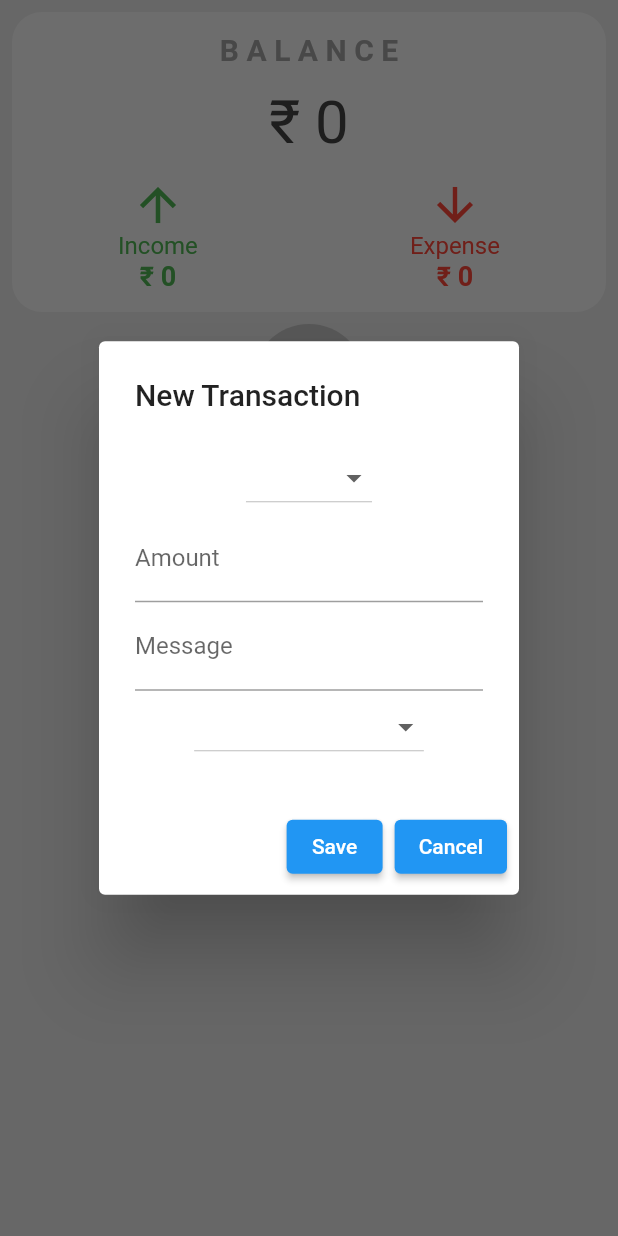
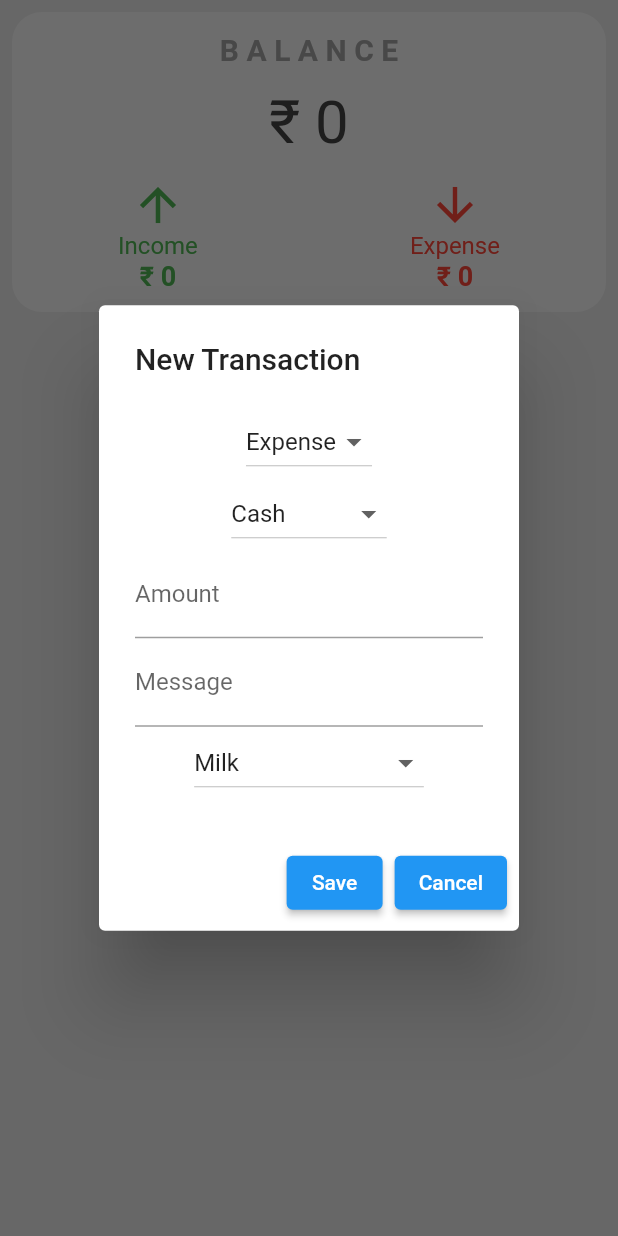
Before and after one commit to Kush-munot/Expense-Tracker-Flutter, a Flutter app: the screen it shows after launch, after a tap on an icon or button, on a phone screen of 412 x 824 dp. Run offline on Flutter 3.47's test engine with Material 2 defaults, Android fonts, the phone set to English and light mode, and no system bars; our stand-ins replace flutter_dotenv; network calls fail.

Commit message:
✅Final Project built !!⚡

```diff
--- a/expense_tracker/lib/demo_home_page.dart
+++ b/expense_tracker/lib/demo_home_page.dart
@@ -4,6 +4,7 @@ import 'package:expense_tracker/plus_button.dart';
 import 'package:expense_tracker/top_card.dart';
 import 'package:expense_tracker/transaction.dart';
 import 'package:flutter/material.dart';
+import 'package:flutter_dotenv/flutter_dotenv.dart';
 
 class HomePage extends StatefulWidget {
   const HomePage({Key? key}) : super(key: key);
@@ -20,18 +21,20 @@ class _HomePageState extends State<HomePage> {
   String expense = "₹ 0";
 
   void _newTransaction() {
-    String expenseOrIncome = 'Select';
+    String expenseOrIncome = 'Expense';
+    String modeOfPayment = 'Cash';
     String title = '';
     String amount = '';
     String message = '';
-    String category = 'Category';
+    String category = 'Milk';
 
     showDialog(
       context: context,
       builder: (context) {
         return AlertDialog(
           title: const Text("New Transaction"),
-          content: Form(
+          content: SingleChildScrollView(
+            child: Form(
               child: Column(
                 mainAxisSize: MainAxisSize.min,
                 children: <Widget>[
@@ -46,6 +49,21 @@ class _HomePageState extends State<HomePage> {
                     onChanged: (String? newValue) {
                       setState(() {
                         expenseOrIncome = newValue!;
+                      });
+                    },
+                  ),
+                  DropdownButton<String>(
+                    value: modeOfPayment,
+                    items: <String>['Cash', 'UPI', 'Credit Card']
+                        .map((String value) {
+                      return DropdownMenuItem<String>(
+                        value: value,
+                        child: Text(value),
+                      );
+                    }).toList(),
+                    onChanged: (String? newValue) {
+                      setState(() {
+                        modeOfPayment = newValue!;
                       });
                     },
                   ),
@@ -70,10 +88,9 @@ class _HomePageState extends State<HomePage> {
                       'Petrol',
                       'Iron Clothes',
                       'Bills',
-                    'Card Payment',
-                    'UPI Payment',
                       'Snacks',
                       'GM Bus Fare',
+                      'Monthly Budget',
                       'Extras',
                     ].map((String value) {
                       return DropdownMenuItem<String>(
@@ -90,20 +107,24 @@ class _HomePageState extends State<HomePage> {
                 ],
               ),
             ),
+          ),
           actions: <Widget>[
             ElevatedButton(
-              onPressed: () {
+              onPressed: () async {
                 final transactionData = {
                   "Amount": double.parse(amount),
                   "Expense/Income": expenseOrIncome,
                   // "Date": DateTime.now().toUtc().toIso8601String(),
                   "Date": _getFormattedDate(DateTime.now()),
+                  "ModeOfPayment": modeOfPayment,
                   "Category": category,
                   "Message": message,
                 };
-                postTransactionData(transactionData);
+                await postTransactionData(transactionData);
 
                 Navigator.of(context).pop();
+
+                await fetchData();
               },
               child: const Text('Save'),
             ),
@@ -125,12 +146,10 @@ class _HomePageState extends State<HomePage> {
   }
 
   Future<void> fetchData() async {
-    // Replace with your API URL
-    const apiUrl =
-        'https://script.google.com/macros/s/AKfycbxs4S1kZcXrjG4G5Xv5CrGfPBSNR-VFfwWOmtCTN1Lp_D1gtC9DVMPGbsQKN1ocHjGW/exec';
+    String expenseApi = dotenv.get("API_URL");
 
     try {
-      final response = await http.get(Uri.parse(apiUrl));
+      final response = await http.get(Uri.parse(expenseApi));
       if (response.statusCode == 200) {
         final List<dynamic> data = json.decode(response.body);
         final List<Transaction> fetchedTransactions = data.map((item) {
@@ -171,16 +190,13 @@ class _HomePageState extends State<HomePage> {
   }
 
   Future<void> postTransactionData(Map<String, dynamic> transactionData) async {
-    print(json.encode(transactionData));
-    // You'll need to replace the URL and handle the response accordingly
-    const postApiUrl =
-        'https://script.google.com/macros/s/AKfycbxs4S1kZcXrjG4G5Xv5CrGfPBSNR-VFfwWOmtCTN1Lp_D1gtC9DVMPGbsQKN1ocHjGW/exec';
+    String expenseApi = dotenv.get("API_URL");
+    // print(json.encode(transactionData));
 
     try {
-      final response = await http.post(
-        Uri.parse(postApiUrl),
+      final response = await http.post(Uri.parse(expenseApi),
           body: json.encode(transactionData),
-      );
+          headers: {"Accept": "application/json"});
 
       if (response.statusCode == 200) {
         print('Data posted successfully');
--- a/expense_tracker/lib/main.dart
+++ b/expense_tracker/lib/main.dart
@@ -1,7 +1,9 @@
 import 'package:expense_tracker/demo_home_page.dart';
 import 'package:flutter/material.dart';
+import 'package:flutter_dotenv/flutter_dotenv.dart';
 
-void main() {
+void main() async {
+  await dotenv.load(fileName: ".env");
   runApp(const MyApp());
 }
 
--- a/expense_tracker/pubspec.yaml
+++ b/expense_tracker/pubspec.yaml
@@ -36,6 +36,7 @@ dependencies:
   # The following adds the Cupertino Icons font to your application.
   # Use with the CupertinoIcons class for iOS style icons.
   cupertino_icons: ^1.0.2
+  flutter_dotenv: ^5.1.0
 
 dev_dependencies:
   flutter_test:
@@ -61,9 +62,8 @@ flutter:
   uses-material-design: true
 
   # To add assets to your application, add an assets section, like this:
-  # assets:
-  #   - images/a_dot_burr.jpeg
-  #   - images/a_dot_ham.jpeg
+  assets:
+    - .env
 
   # An image asset can refer to one or more resolution-specific "variants", see
   # https://flutter.dev/assets-and-images/#resolution-aware
```
Also changed, not shown: expense_tracker/pubspec.lock, 1 other file. Lines whose indentation alone changed are shown as unchanged.
